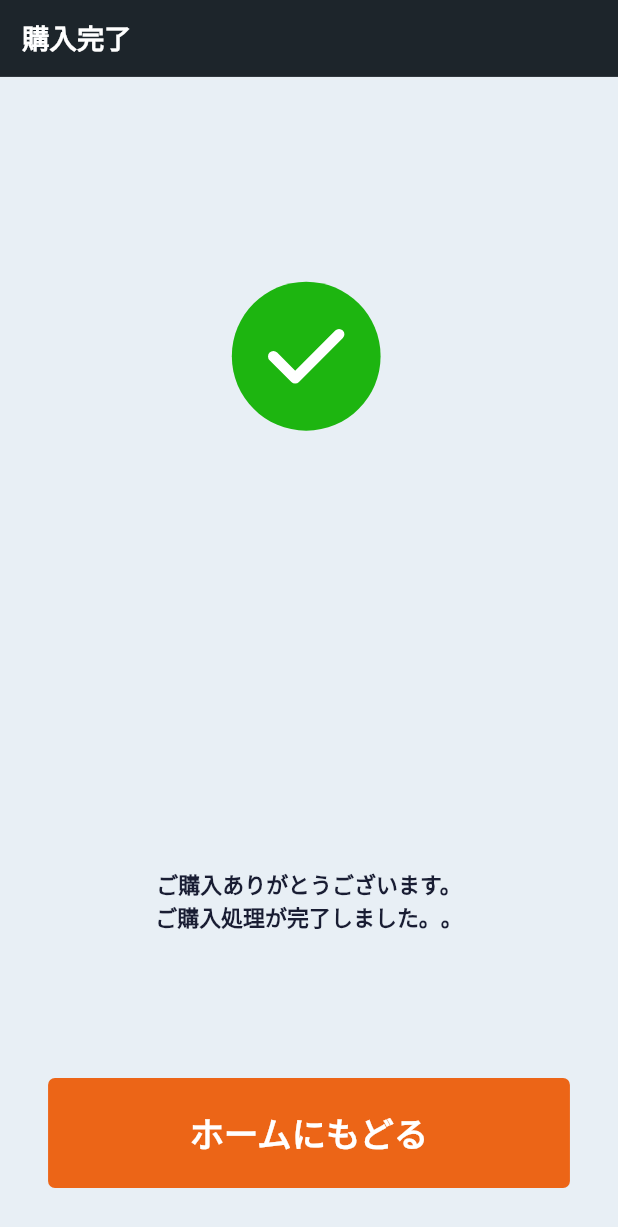
After one commit to FukuyamaHoshi/Debug_app, a Flutter app: the CompletePage screen opened directly, on a phone screen of 412 x 824 dp. The commit adds this screen. Shown: the top 1227 px of the screen. Run offline on Flutter 3.47's test engine with Material 2 defaults, Android fonts, the phone set to English and light mode, and no system bars; our stand-ins replace auto_size_text, device_preview, firebase_core, from_css_color, google_fonts, lottie and 5 more; missing offline and left inert: highlight_text, purchases_flutter; accounts and stored records are empty.

Commit message:
add complete page, restore handle, fix purchase handle

```diff
--- /dev/null
+++ b/lib/views/complete_page.dart
@@ -0,0 +1,92 @@
+import 'package:flutter/material.dart';
+import 'package:from_css_color/from_css_color.dart';
+import 'package:google_fonts/google_fonts.dart';
+import 'package:lottie/lottie.dart';
+import 'home_page.dart';
+
+class CompletePage extends StatelessWidget {
+  const CompletePage({required this.isRestore, super.key});
+
+  final bool isRestore; // リストア完了ページ or 購入完了ページ
+
+  @override
+  Widget build(BuildContext context) {
+    return Scaffold(
+      // AppBar
+      appBar: AppBar(
+        title: Text(
+          isRestore ? 'リストア完了' : '購入完了',
+          style: GoogleFonts.notoSans(
+              textStyle: const TextStyle(
+                  fontSize: 20,
+                  fontWeight: FontWeight.bold,
+                  color: Colors.white)),
+        ),
+        backgroundColor: fromCssColor('#1D252B'),
+        elevation: 0,
+        automaticallyImplyLeading: false, // もどるボタンを許可しない
+      ),
+      body: Container(
+        color: fromCssColor('#E8EFF5'),
+        width: double.infinity,
+        child: Column(children: [
+          Padding(
+              padding: EdgeInsets.only(
+                  bottom: MediaQuery.of(context).size.height / 18)),
+          Lottie.asset('images/complete.json', width: 300, repeat: false),
+          Padding(
+              padding: EdgeInsets.only(
+                  bottom: MediaQuery.of(context).size.height / 4)),
+          Text(
+            isRestore
+                ? '購入データの復元が完了しました。\n引き続き、スタートアップをお楽しみください。'
+                : 'ご購入ありがとうございます。\nご購入処理が完了しました。。',
+            textAlign: TextAlign.center,
+            style: GoogleFonts.notoSans(
+                textStyle: TextStyle(
+                    fontSize: 16,
+                    fontWeight: FontWeight.bold,
+                    color: fromCssColor('#191D33'))),
+          ),
+        ]),
+      ),
+      // ボタン
+      floatingActionButtonLocation: FloatingActionButtonLocation.centerDocked,
+      floatingActionButton: Padding(
+        // レスポンシブ対応
+        padding: EdgeInsets.only(
+            bottom: MediaQuery.of(context).size.height > 850 ? 35 : 15),
+        child: SizedBox(
+          height: 80,
+          width: 380,
+          child: TextButton(
+            style: TextButton.styleFrom(
+              backgroundColor: fromCssColor('#EC6517'),
+              shape: RoundedRectangleBorder(
+                borderRadius: BorderRadius.circular(5),
+              ),
+            ),
+            child: Text(
+              'ホームにもどる',
+              style: GoogleFonts.notoSans(
+                  textStyle: const TextStyle(
+                      fontSize: 25,
+                      fontWeight: FontWeight.bold,
+                      color: Colors.white)),
+            ),
+            onPressed: () {
+              // コース画面へ
+              Navigator.push(
+                context,
+                MaterialPageRoute(
+                  builder: (context) => const HomePage(),
+                  fullscreenDialog: true, // 下からのアニメーション
+                ),
+              );
+            },
+          ),
+        ),
+      ),
+    );
+  }
+}
```
Also changed, not shown: images/complete.json (added, +1 -0 lines), lib/models/purchase_model.dart (+18 -24 lines), lib/views/purchase_page.dart (+94 -14 lines).
